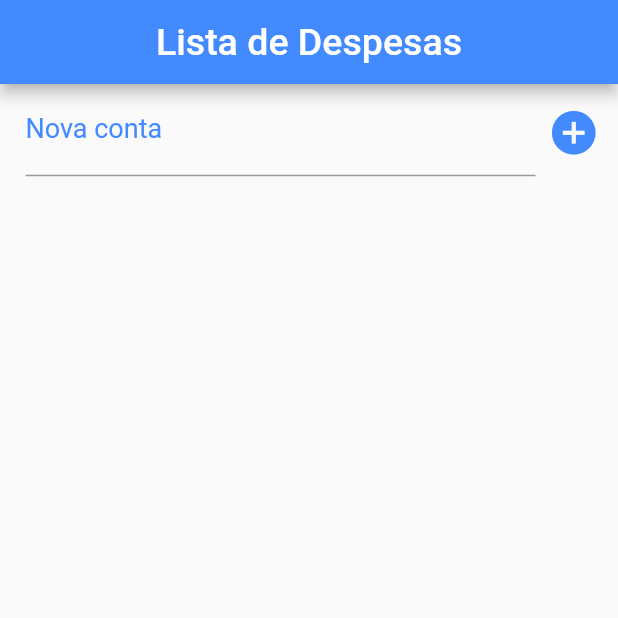
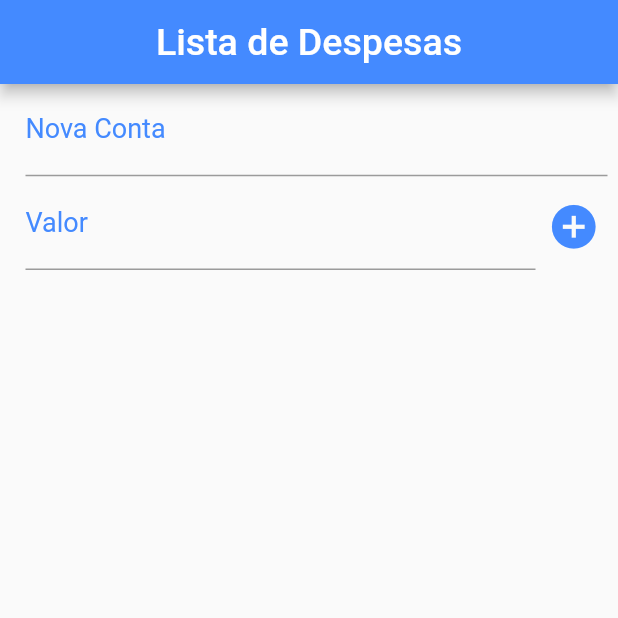
Before and after one commit to Nelsonmzs/lista_tarefas, a Flutter app: the screen it shows after launch, after a tap on the "add circle" icon, on a phone screen of 412 x 824 dp, the top half of it. Run offline on Flutter 3.47's test engine with Material 2 defaults, Android fonts, the phone set to English and light mode, and no system bars.

Commit message:
- Cria TextEditingController para pegar o valor da conta - Adiciona o 'valor' no json - Cria Map para efetuar a remoção dos itens - Cria SnackBar com a opção de desfazer um item removido

```diff
--- a/lib/main.dart
+++ b/lib/main.dart
@@ -17,7 +17,10 @@ class Home extends StatefulWidget {
 
 class _HomeState extends State<Home> {
   final _toDoController = TextEditingController();
+  final _toDoValController = TextEditingController();
   List _toDoList = [];
+  Map<String, dynamic> _lastRemoved;
+  int _lastRemovedPos;
 
   @override
   void initState() {
@@ -33,9 +36,12 @@ class _HomeState extends State<Home> {
   void _addToDo() {
     setState(() {
       Map<String, dynamic> newToDo = Map();
-      if (_toDoController.text.isNotEmpty) {
+
+      if (_toDoController.text.isNotEmpty && _toDoValController.text.isNotEmpty) {
         newToDo["title"] = _toDoController.text;
+        newToDo["valor"] = _toDoValController.text;
         _toDoController.text = "";
+        _toDoValController.text = "";
         newToDo["ok"] = false;
         _toDoList.add(newToDo);
         _saveFile();
@@ -64,13 +70,32 @@ class _HomeState extends State<Home> {
                   child: TextField(
                     controller: _toDoController,
                     decoration: InputDecoration(
-                        labelText: "Nova conta",
+                        labelText: "Nova Conta",
+                        labelStyle: TextStyle(
+                            color: Colors.blueAccent, fontSize: 18.0)),
+                  ),
+                ),
+              ],
+            ),
+          ),
+          Container(
+            padding: EdgeInsets.fromLTRB(17.0, 1.0, 7.0, 1.0),
+            child: Row(
+              children: <Widget>[
+                Expanded(
+                  child: TextField(
+                    controller: _toDoValController,
+                    decoration: InputDecoration(
+                        labelText: "Valor",
                         labelStyle: TextStyle(
                             color: Colors.blueAccent, fontSize: 18.0)),
                   ),
                 ),
                 IconButton(
-                  icon: Icon(Icons.add_circle, size: 35.0,),
+                  icon: Icon(
+                    Icons.add_circle,
+                    size: 35.0,
+                  ),
                   color: Colors.blueAccent,
                   onPressed: _addToDo,
                 ),
@@ -96,12 +121,19 @@ class _HomeState extends State<Home> {
         color: Colors.red,
         child: Align(
           alignment: Alignment(-0.9, 0.0),
-          child: Icon(Icons.delete, size: 25.0, color: Colors.white,),
+          child: Icon(
+            Icons.delete,
+            size: 25.0,
+            color: Colors.white,
+          ),
         ),
       ),
       direction: DismissDirection.startToEnd,
       child: CheckboxListTile(
-        title: Text(_toDoList[index]["title"]),
+        title: Text(_toDoList[index]["title"],
+        style: TextStyle(fontSize: 22.0),),
+        subtitle: Text("R\$" +_toDoList[index]["valor"],
+          style: TextStyle(fontSize: 20.0, fontWeight: FontWeight.bold)),
         value: _toDoList[index]["ok"],
         secondary: CircleAvatar(
           child:
@@ -114,6 +146,28 @@ class _HomeState extends State<Home> {
           });
         },
       ),
+      onDismissed: (direction) {
+        setState(() {
+          _lastRemoved = Map.from(_toDoList[index]);
+          _lastRemovedPos = index;
+          _toDoList.removeAt(index);
+          _saveFile();
+
+          final snack = SnackBar(
+            content: Text("Tarefa \"${_lastRemoved["title"]}\" removida!"),
+            action: SnackBarAction(
+                label: "Desfazer",
+                onPressed: () {
+                  setState(() {
+                    _toDoList.insert(_lastRemovedPos, _lastRemoved);
+                    _saveFile();
+                  });
+                  Duration(seconds: 4);
+                }),
+          );
+          Scaffold.of(context).showSnackBar(snack);
+        });
+      },
     );
   }
 
```
